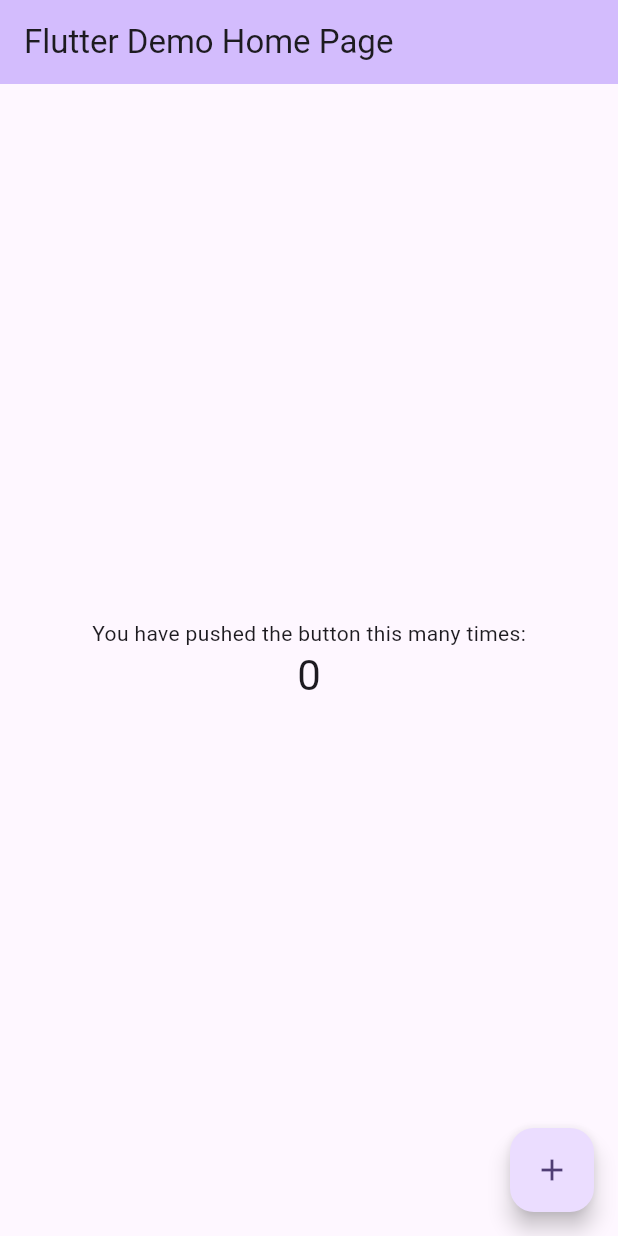
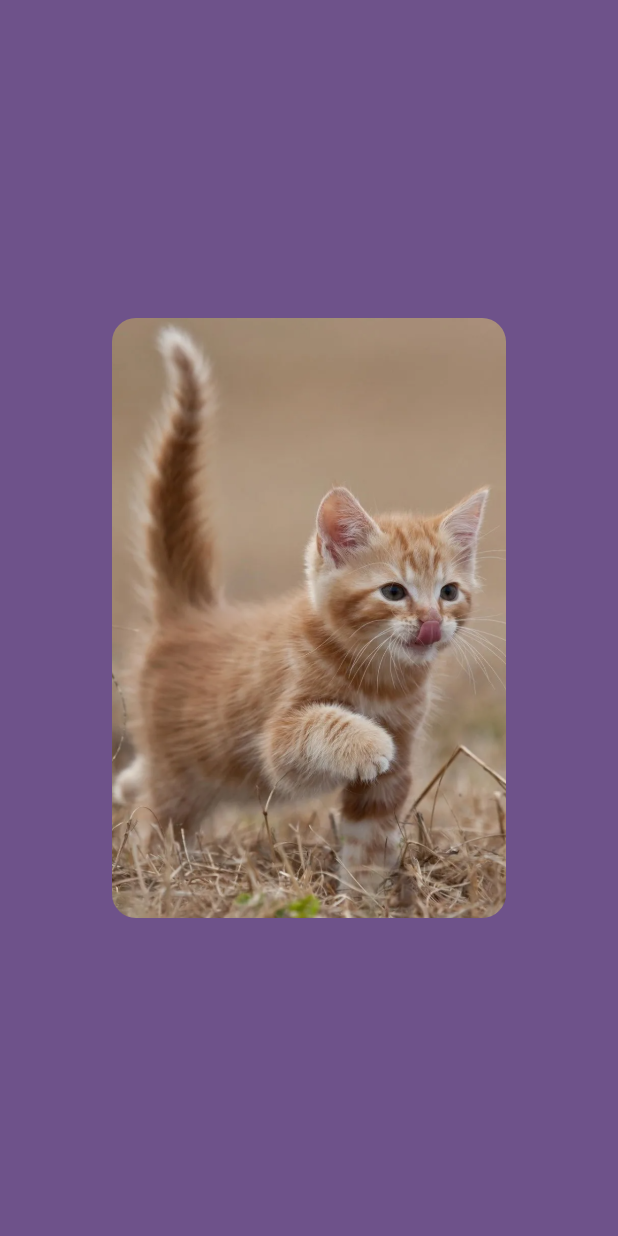
Before and after one commit to unhe1rd/FlutterCatsApp, a Flutter app: the screen it shows after launch, on a phone screen of 412 x 824 dp. Run offline on Flutter 3.47's test engine with Material 3 defaults, Android fonts, the phone set to English and light mode, and no system bars; drawn by our look-alikes of carousel_slider.

Commit message:
add mvp of project

```diff
--- a/cats_app/analysis_options.yaml
+++ b/cats_app/analysis_options.yaml
@@ -7,6 +7,9 @@
 
 # The following line activates a set of recommended lints for Flutter apps,
 # packages, and plugins designed to encourage good coding practices.
+analyzer:
+  errors:
+    unused_import: ignore
 include: package:flutter_lints/flutter.yaml
 
 linter:
--- a/cats_app/lib/main.dart
+++ b/cats_app/lib/main.dart
@@ -1,53 +1,28 @@
 import 'package:flutter/material.dart';
+import 'package:carousel_slider/carousel_slider.dart';
 
 void main() {
-  runApp(const MyApp());
+  runApp(const CatsApp());
 }
 
-class MyApp extends StatelessWidget {
-  const MyApp({super.key});
-
-  // This widget is the root of your application.
+class CatsApp extends StatelessWidget {
+  const CatsApp({super.key});
   @override
   Widget build(BuildContext context) {
     return MaterialApp(
       title: 'Flutter Demo',
       theme: ThemeData(
-        // This is the theme of your application.
-        //
-        // TRY THIS: Try running your application with "flutter run". You'll see
-        // the application has a purple toolbar. Then, without quitting the app,
-        // try changing the seedColor in the colorScheme below to Colors.green
-        // and then invoke "hot reload" (save your changes or press the "hot
-        // reload" button in a Flutter-supported IDE, or press "r" if you used
-        // the command line to start the app).
-        //
-        // Notice that the counter didn't reset back to zero; the application
-        // state is not lost during the reload. To reset the state, use hot
-        // restart instead.
-        //
-        // This works for code too, not just values: Most code changes can be
-        // tested with just a hot reload.
-        colorScheme: ColorScheme.fromSeed(seedColor: Colors.deepPurple),
+        colorScheme: ColorScheme.fromSeed(seedColor: Color.fromARGB(255, 78, 13, 135)),
         useMaterial3: true,
+        textTheme: const TextTheme(bodyMedium: TextStyle(fontSize: 20)),
       ),
-      home: const MyHomePage(title: 'Flutter Demo Home Page'),
+      home: const MyHomePage(title: 'Cats'),
     );
   }
 }
 
 class MyHomePage extends StatefulWidget {
   const MyHomePage({super.key, required this.title});
-
-  // This widget is the home page of your application. It is stateful, meaning
-  // that it has a State object (defined below) that contains fields that affect
-  // how it looks.
-
-  // This class is the configuration for the state. It holds the values (in this
-  // case the title) provided by the parent (in this case the App widget) and
-  // used by the build method of the State. Fields in a Widget subclass are
-  // always marked "final".
-
   final String title;
 
   @override
@@ -57,69 +32,53 @@
 class _MyHomePageState extends State<MyHomePage> {
   int _counter = 0;
 
-  void _incrementCounter() {
+  void _incrementCounter(int index, CarouselPageChangedReason reason) {
     setState(() {
-      // This call to setState tells the Flutter framework that something has
-      // changed in this State, which causes it to rerun the build method below
-      // so that the display can reflect the updated values. If we changed
-      // _counter without calling setState(), then the build method would not be
-      // called again, and so nothing would appear to happen.
       _counter++;
     });
   }
 
   @override
   Widget build(BuildContext context) {
-    // This method is rerun every time setState is called, for instance as done
-    // by the _incrementCounter method above.
-    //
-    // The Flutter framework has been optimized to make rerunning build methods
-    // fast, so that you can just rebuild anything that needs updating rather
-    // than having to individually change instances of widgets.
+    final theme = Theme.of(context);
+    final borderRadius = BorderRadius.circular(16.0);
     return Scaffold(
-      appBar: AppBar(
-        // TRY THIS: Try changing the color here to a specific color (to
-        // Colors.amber, perhaps?) and trigger a hot reload to see the AppBar
-        // change color while the other colors stay the same.
-        backgroundColor: Theme.of(context).colorScheme.inversePrimary,
-        // Here we take the value from the MyHomePage object that was created by
-        // the App.build method, and use it to set our appbar title.
-        title: Text(widget.title),
-      ),
+      backgroundColor: theme.colorScheme.primary,
       body: Center(
-        // Center is a layout widget. It takes a single child and positions it
-        // in the middle of the parent.
-        child: Column(
-          // Column is also a layout widget. It takes a list of children and
-          // arranges them vertically. By default, it sizes itself to fit its
-          // children horizontally, and tries to be as tall as its parent.
-          //
-          // Column has various properties to control how it sizes itself and
-          // how it positions its children. Here we use mainAxisAlignment to
-          // center the children vertically; the main axis here is the vertical
-          // axis because Columns are vertical (the cross axis would be
-          // horizontal).
-          //
-          // TRY THIS: Invoke "debug painting" (choose the "Toggle Debug Paint"
-          // action in the IDE, or press "p" in the console), to see the
-          // wireframe for each widget.
-          mainAxisAlignment: MainAxisAlignment.center,
-          children: <Widget>[
-            const Text(
-              'You have pushed the button this many times:',
-            ),
-            Text(
-              '$_counter',
-              style: Theme.of(context).textTheme.headlineMedium,
-            ),
-          ],
+        child: CarouselSlider(
+          options: CarouselOptions(
+            height: 400,
+            aspectRatio: 16/9,
+            viewportFraction: 0.8,
+            initialPage: 0,
+            enableInfiniteScroll: true,
+            reverse: false,
+            autoPlay: true,
+            autoPlayInterval: Duration(seconds: 3),
+            autoPlayAnimationDuration: Duration(milliseconds: 800),
+            autoPlayCurve: Curves.fastOutSlowIn,
+            enlargeCenterPage: true,
+            enlargeFactor: 0.3,
+            onPageChanged: _incrementCounter,
+            scrollDirection: Axis.horizontal,),
+          items: [2,3,4,5].map((i) {
+            return Builder(
+              builder: (BuildContext context) {
+                return Center(
+                    child: ClipRRect(
+                      borderRadius: borderRadius,
+                      child: Image.asset(
+                          "assets/cats/cats$i.png",
+                          fit: BoxFit.contain,
+                          alignment: Alignment.center,
+                          ),
+                    ),
+                  );
+              },
+            );
+          }).toList(),
         ),
       ),
-      floatingActionButton: FloatingActionButton(
-        onPressed: _incrementCounter,
-        tooltip: 'Increment',
-        child: const Icon(Icons.add),
-      ), // This trailing comma makes auto-formatting nicer for build methods.
     );
   }
 }
```
Also changed, not shown: cats_app/pubspec.yaml (+4 -5 lines), cats_app/assets/cats/cats1.png (added), cats_app/assets/cats/cats2.png (added), cats_app/assets/cats/cats3.png (added), cats_app/assets/cats/cats4.png (added), cats_app/assets/cats/cats5.png (added), 1 other file.
